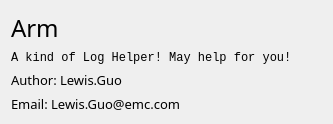
guolisen/Arm, file aboutdialog.ui: the form before one commit.
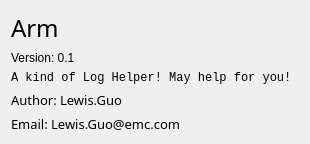
The form after the commit.

```diff
--- a/aboutdialog.ui
+++ b/aboutdialog.ui
@@ -6,8 +6,8 @@
    <rect>
     <x>0</x>
     <y>0</y>
-    <width>333</width>
-    <height>110</height>
+    <width>304</width>
+    <height>116</height>
    </rect>
   </property>
   <property name="sizePolicy">
@@ -35,6 +35,13 @@
        </property>
       </widget>
      </item>
+     <item>
+      <widget class="QLabel" name="label_5">
+       <property name="text">
+        <string>Version: 0.1</string>
+       </property>
+      </widget>
+     </item>
      <item>
       <widget class="QLabel" name="label_2">
        <property name="font">
```
